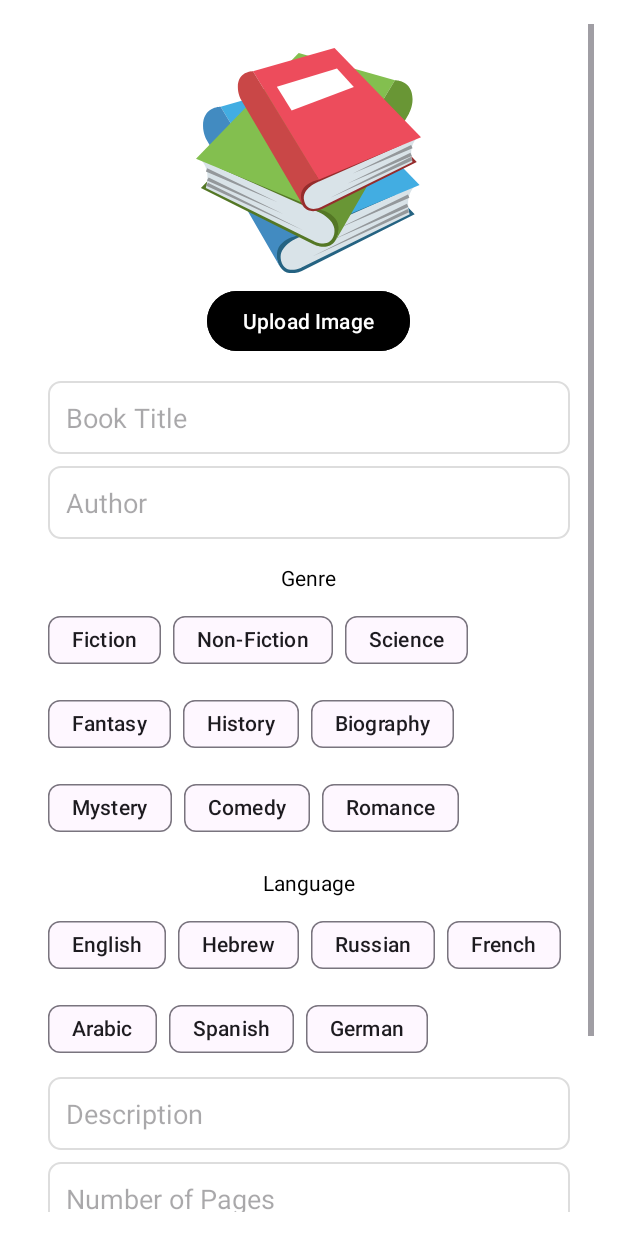
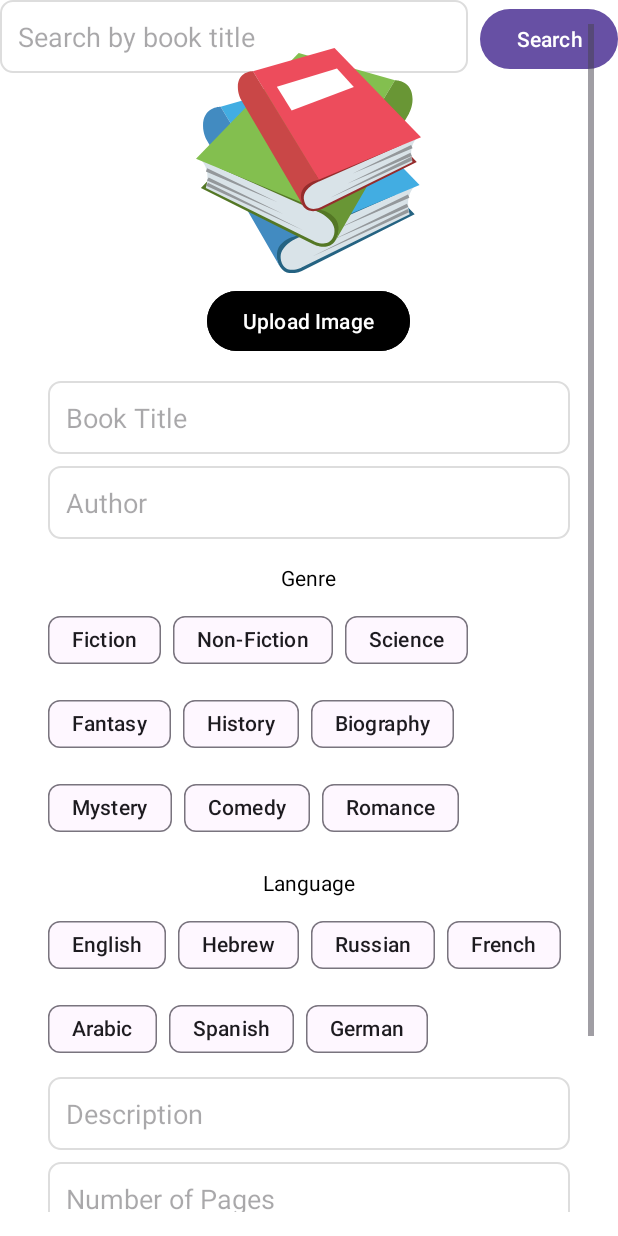
Before and after one commit to mayakleiin/Booksy, an Android app built with Jetpack Compose: the AddBookFragment screen opened through its navigation route, on a phone screen of 412 x 824 dp. Run offline under Robolectric (Android 15) with nearby library versions, the phone set to English and light mode, and no system bars; our stand-ins replace Firebase (no records; nobody signed in at launch, a user with empty details on screens opened directly), navigation-ui; pictures from the network do not load.

Commit message:
REST book search integration

```diff
--- a/app/src/main/res/layout/fragment_add_book.xml
+++ b/app/src/main/res/layout/fragment_add_book.xml
@@ -5,6 +5,29 @@
     android:layout_width="match_parent"
     android:layout_height="match_parent"
     android:background="@color/white">
+    <LinearLayout
+        android:id="@+id/bookSearchContainer"
+        android:layout_width="match_parent"
+        android:layout_height="wrap_content"
+        android:orientation="horizontal"
+        android:layout_marginBottom="16dp">
+
+        <EditText
+            android:id="@+id/searchEditText"
+            android:layout_width="0dp"
+            android:layout_weight="1"
+            android:layout_height="wrap_content"
+            android:hint="Search by book title"
+            android:padding="12dp"
+            android:background="@drawable/edittext_bg" />
+
+        <Button
+            android:id="@+id/searchButton"
+            android:layout_width="wrap_content"
+            android:layout_height="wrap_content"
+            android:text="Search"
+            android:layout_marginStart="8dp" />
+    </LinearLayout>
 
     <ScrollView
         android:layout_width="match_parent"
```
Also changed, not shown: app/src/main/java/com/example/booksy/model/BookApiResponse.kt (deleted, +0 -15 lines), app/src/main/java/com/example/booksy/model/OpenLibraryBook.kt (added, +29 -0 lines), app/src/main/java/com/example/booksy/ui/add/AddBookFragment.kt (+35 -19 lines), app/src/main/java/com/example/booksy/viewmodel/OpenLibraryViewModel.kt (added, +70 -0 lines).
